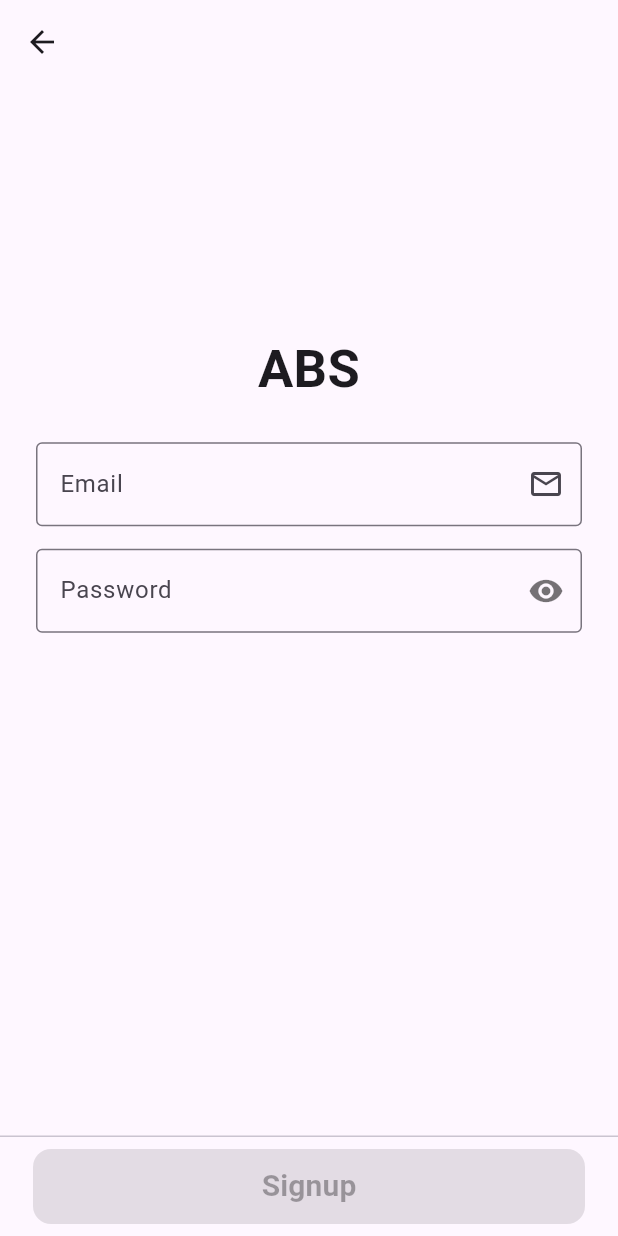
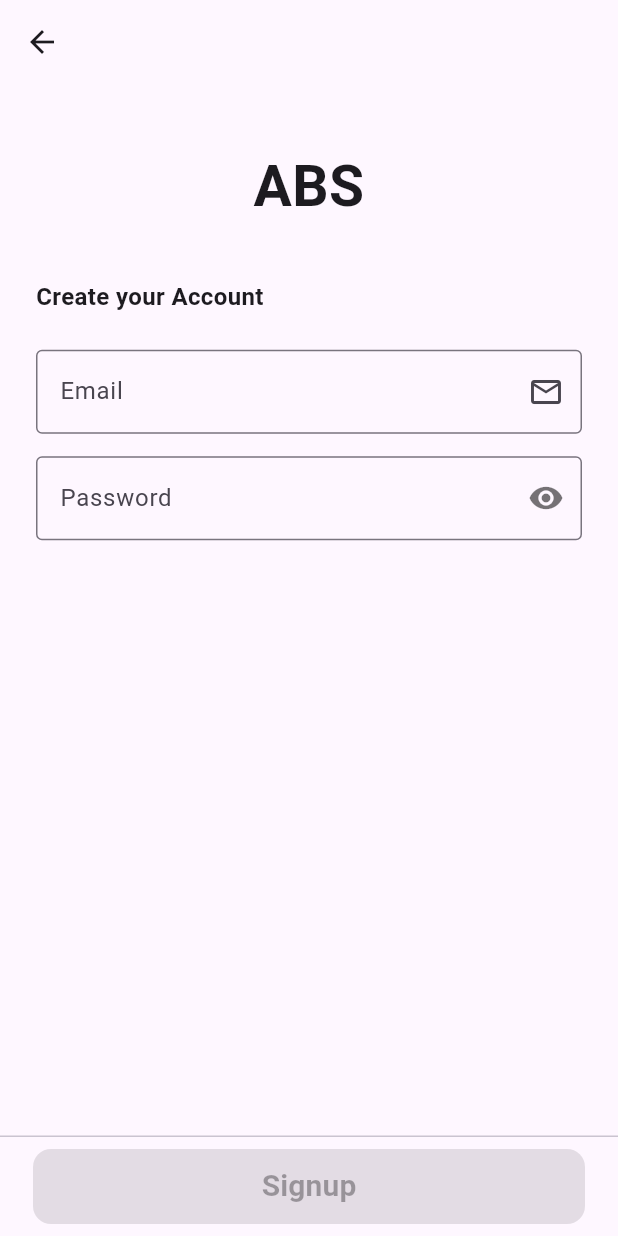
Before and after one commit to georgegoldman/musical_fortnight, a Flutter app: the SignupScreen screen opened by its route, on a phone screen of 412 x 824 dp. Run offline on Flutter 3.47's test engine with Material 2 defaults, Android fonts, the phone set to English and light mode, and no system bars; our stand-ins replace cloud_firestore, firebase_core; accounts and stored records are empty.

```diff
--- a/lib/src/presentation/widgets/signup.dart
+++ b/lib/src/presentation/widgets/signup.dart
@@ -29,15 +29,26 @@ class _SignupScreenState extends State<SignupScreen> {
         child: ListView(
           padding: EdgeInsets.symmetric(
               horizontal: 24,
-              vertical: MediaQuery.of(context).size.height * 0.2),
+              vertical: MediaQuery.of(context).size.height * 0.05),
           children: <Widget>[
             const Text(
               "ABS",
               style: TextStyle(
                 fontWeight: FontWeight.bold,
-                fontSize: 35,
+                fontSize: 38,
               ),
               textAlign: TextAlign.center,
+            ),
+            const SizedBox(
+              height: 35,
+            ),
+            const Text(
+              "Create your Account",
+              style: TextStyle(
+                fontWeight: FontWeight.bold,
+                fontSize: 16,
+              ),
+              textAlign: TextAlign.left,
             ),
             const SizedBox(
               height: 24,
```
Also changed, not shown: lib/src/presentation/widgets/login.dart (+4 -5 lines).
